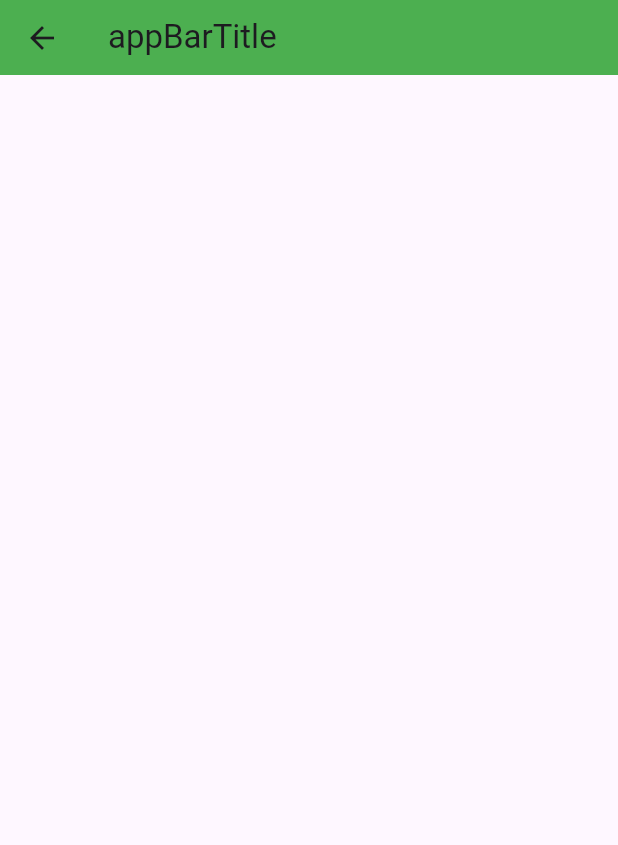
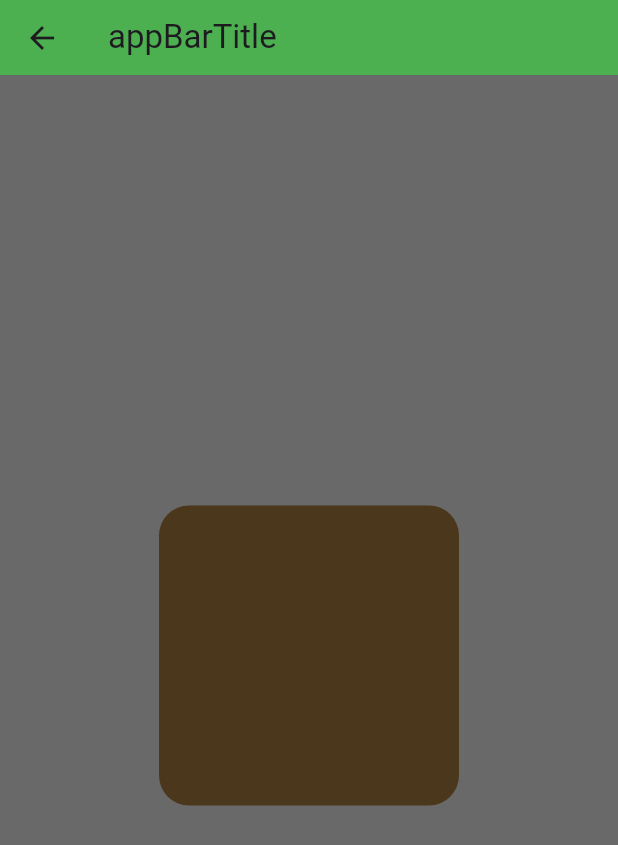
Before and after one commit to GaneshTamang/flutter_animations, a Flutter app: the screen it shows after launch, after a tap on "Transform", on a phone screen of 412 x 824 dp. Shown: the top 845 px of the screen. Run offline on Flutter 3.47's test engine with Material 3 defaults, Android fonts, the phone set to English and light mode, and no system bars.

```diff
--- a/lib/animtions_types/transform_animation_example.dart
+++ b/lib/animtions_types/transform_animation_example.dart
@@ -13,9 +13,20 @@ class _MCTransformAnimationExampleState
     extends State<MCTransformAnimationExample> {
   @override
   Widget build(BuildContext context) {
-    return Scaffold(
-      appBar: const MCAppBAr(appBarTitle: "appBarTitle"),
-      body: Container(),
+    return SafeArea(
+      child: Scaffold(
+        appBar: const MCAppBAr(appBarTitle: "appBarTitle"),
+        body: Center(
+          child: Container(
+            height: 200,
+            width: 200,
+            decoration: BoxDecoration(
+              color: const Color(0xFF4B371C),
+              borderRadius: BorderRadius.circular(20),
+            ),
+          ),
+        ),
+      ),
     );
   }
 }
--- a/lib/main.dart
+++ b/lib/main.dart
@@ -17,6 +17,7 @@ class MyApp extends StatelessWidget {
       theme: ThemeData(
         colorScheme: ColorScheme.fromSeed(seedColor: Colors.deepPurple),
         useMaterial3: true,
+        scaffoldBackgroundColor: Color(0xFF696969),
       ),
       home: const MainScreen(),
     );
```
